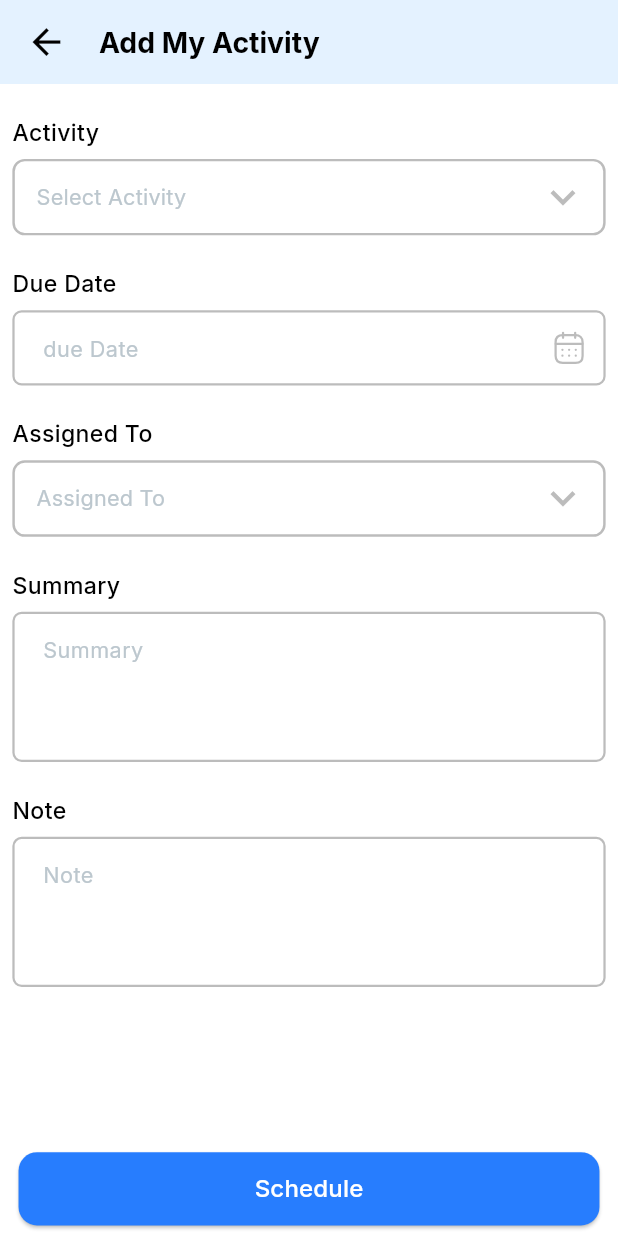
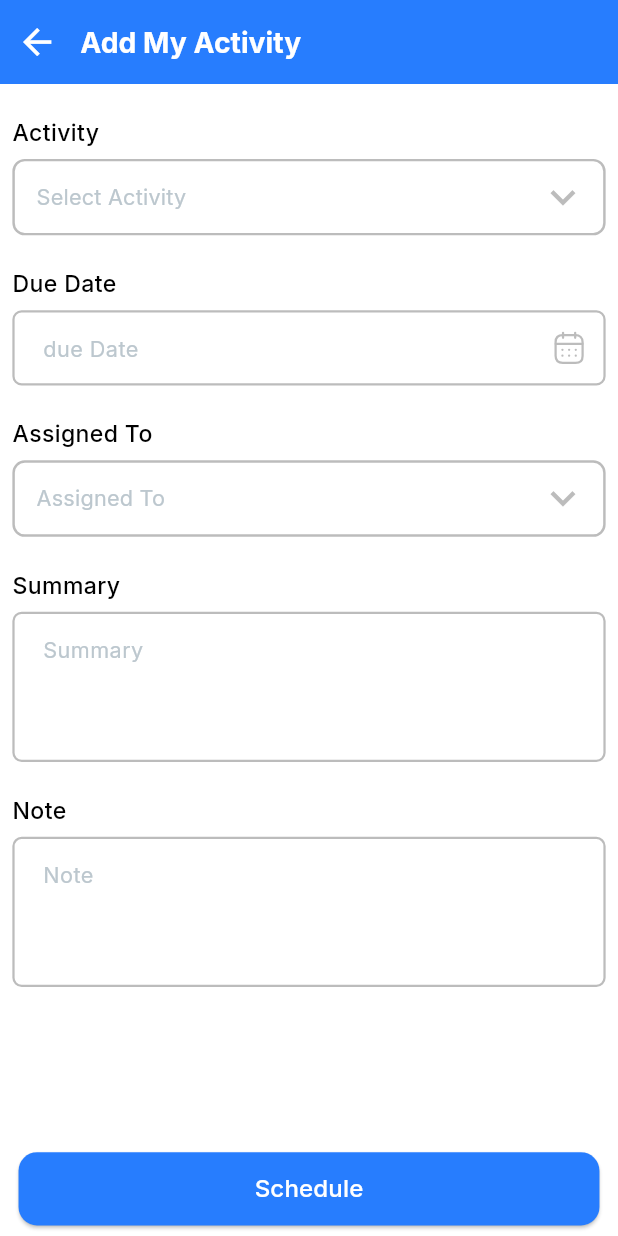
Before and after one commit to Zota-NexTech-Limited/FieldForce, a Flutter app: the ScheduleActivityScreen screen opened directly, on a phone screen of 412 x 824 dp. Run offline on Flutter 3.47's test engine with Material 3 defaults, Android fonts, the phone set to English and light mode, and no system bars; drawn by our look-alikes of dropdown_button2; our stand-ins replace bloc, equatable, file_picker, flutter_bloc, flutter_svg, loading_animation_widget and 5 more; accounts and stored records are empty; network calls fail.

Commit message:
upper camel case function added

```diff
--- a/lib/components/app_bar_component/app_bar_component.dart
+++ b/lib/components/app_bar_component/app_bar_component.dart
@@ -5,15 +5,15 @@ import 'package:flutter/cupertino.dart';
 import 'package:flutter/material.dart';
 
 AppBar appBarComponent({required String title,required BuildContext context}){
-  return AppBar(backgroundColor: COLORS.backgroundColor,
+  return AppBar(backgroundColor: COLORS.primaryColor,
     titleSpacing: SizeConfig.blockWidth*1,
     leading: InkWell(
       onTap: (){
         Navigator.pop(context);
         },
-        child:  Icon(Icons.arrow_back_sharp,size: SizeConfig.blockHeight*4,color: COLORS.black,)),
+        child:  Icon(Icons.arrow_back_sharp,size: SizeConfig.blockHeight*4,color: COLORS.onPrimaryColor,)),
     centerTitle: false,
-    leadingWidth: SizeConfig.blockWidth*15,
-    title: NormalText(fontWeight: FontWeight.w700, color: COLORS.black, fontSize: 2.7,  text: title) ,
+    leadingWidth: SizeConfig.blockWidth*12,
+    title: NormalText(fontWeight: FontWeight.w700, color: COLORS.onPrimaryColor, fontSize: 2.7,  text: title) ,
   );
 }
--- a/lib/ui/home_screen/bottom_navigation_screen.dart
+++ b/lib/ui/home_screen/bottom_navigation_screen.dart
@@ -78,6 +78,7 @@ class _BottomNavigationScreenState extends State<BottomNavigationScreen> {
           child:  _widgetOptions[_selectedIndex],
         ),
         bottomNavigationBar: BottomNavigationBar(
+
           backgroundColor: COLORS.white,
           elevation: 0,
           selectedItemColor: COLORS.primaryColor,
--- a/lib/ui/leave/leave_screen.dart
+++ b/lib/ui/leave/leave_screen.dart
@@ -11,6 +11,7 @@ import 'package:fieldsales/components/text_component/normal_text.dart';
 import 'package:fieldsales/helper/colors.dart';
 import 'package:fieldsales/helper/config.dart';
 import 'package:fieldsales/helper/date_converter.dart';
+import 'package:fieldsales/helper/reuse_functions/upper_camel_case.dart';
 import 'package:fieldsales/helper/size_config.dart';
 import 'package:fieldsales/models/leave/leave_model.dart';
 import 'package:fieldsales/ui/leave/add_leave_screen.dart';
@@ -296,7 +297,7 @@ class _LeaveScreenState extends State<LeaveScreen> {
                                           crossAxisAlignment: CrossAxisAlignment.start,
                                           children: [
                                             //NormalText(fontWeight: FontWeight.w600, color: COLORS.black, fontSize: 2, text: "${value[index]}"),
-                                            NormalText(fontWeight: FontWeight.w600, color: COLORS.black, fontSize: 2, text: value[index].leaveType!),
+                                            NormalText(fontWeight: FontWeight.w600, color: COLORS.black, fontSize: 2, text: toUpperCamelCase(value[index].leaveType!)),
                                             subTitleText(text: "Description"),
                                             NormalText(fontWeight: FontWeight.w600, color: COLORS.black, fontSize: 1.8, text: value[index].description!),
 
--- a/lib/ui/my_activity/my_activity_screen.dart
+++ b/lib/ui/my_activity/my_activity_screen.dart
@@ -7,6 +7,7 @@ import 'package:fieldsales/components/text_component/normal_text.dart';
 import 'package:fieldsales/helper/colors.dart';
 import 'package:fieldsales/helper/config.dart';
 import 'package:fieldsales/helper/date_converter.dart';
+import 'package:fieldsales/helper/reuse_functions/upper_camel_case.dart';
 import 'package:fieldsales/helper/size_config.dart';
 import 'package:fieldsales/models/my_activity_models/activiti_list_model.dart';
 import 'package:fieldsales/ui/my_activity/utils.dart';
@@ -237,7 +238,7 @@ bool isSelectedEventsInitialized=false;
                     child: ValueListenableBuilder<List<Activity>>(
                       valueListenable: _selectedEvents,
                       builder: (context, value, _) {
-                        return value.length==0?SingleChildScrollView(child: EmptyScreen(text: "Activity Not Found!",distanceFromTop: 10)): Container(
+                        return value.length==0?SingleChildScrollView(child: EmptyScreen(text: "Activity Not Found!",distanceFromTop: 0)): Container(
                           color: COLORS.backgroundColor,
                           child: ListView.builder(
                             itemCount: value.length,
@@ -271,7 +272,7 @@ bool isSelectedEventsInitialized=false;
                                       crossAxisAlignment: CrossAxisAlignment.start,
                                       children: [
                                         //NormalText(fontWeight: FontWeight.w600, color: COLORS.black, fontSize: 2, text: "${value[index]}"),
-                                        NormalText(fontWeight: FontWeight.w600, color: COLORS.black, fontSize: 2, text: value[index].activityName!),
+                                        NormalText(fontWeight: FontWeight.w600, color: COLORS.black, fontSize: 2, text: toUpperCamelCase(value[index].activityName!)),
                                         subTitleText(text: "Description"),
                                         NormalText(fontWeight: FontWeight.w600, color: COLORS.black, fontSize: 1.8, text: value[index].activitySummary!),
 
--- a/lib/ui/my_activity/schedule_activity_screen.dart
+++ b/lib/ui/my_activity/schedule_activity_screen.dart
@@ -58,15 +58,14 @@ class _ScheduleActivityScreenState extends State<ScheduleActivityScreen> {
         },child:  Scaffold(
           backgroundColor: COLORS.white,
           appBar: appBarComponent(title: "Add My Activity", context: context),
-          body: SingleChildScrollView(
-            child: Container(
+          body: Container(
             height: SizeConfig.screenHeight,
             width: SizeConfig.screenWidth,
             padding: EdgeInsets.symmetric(
               horizontal: SizeConfig.blockWidth*2,
             ),
-              child: Column(
-                crossAxisAlignment: CrossAxisAlignment.start,
+            child: ListView(
+             // crossAxisAlignment: CrossAxisAlignment.start,
               children: [
                 const InputFieldTitleText(text: "Activity"),
                 SingleItemSelectDropdown(
@@ -132,7 +131,6 @@ class _ScheduleActivityScreenState extends State<ScheduleActivityScreen> {
               ],
             ),
           ),
-          ),
           bottomNavigationBar: Container(
             height: SizeConfig.blockHeight*8,
             padding: EdgeInsets.symmetric(horizontal: SizeConfig.blockWidth*3,),
```
Also changed, not shown: lib/helper/reuse_functions/upper_camel_case.dart (added, +8 -0 lines), lib/ui/crm/lead_screens/lead_screen.dart (+6 -5 lines), lib/ui/crm/opportunity_screens/opportunity_screen.dart (+5 -5 lines), 1 other file. Lines whose indentation alone changed are shown as unchanged.
